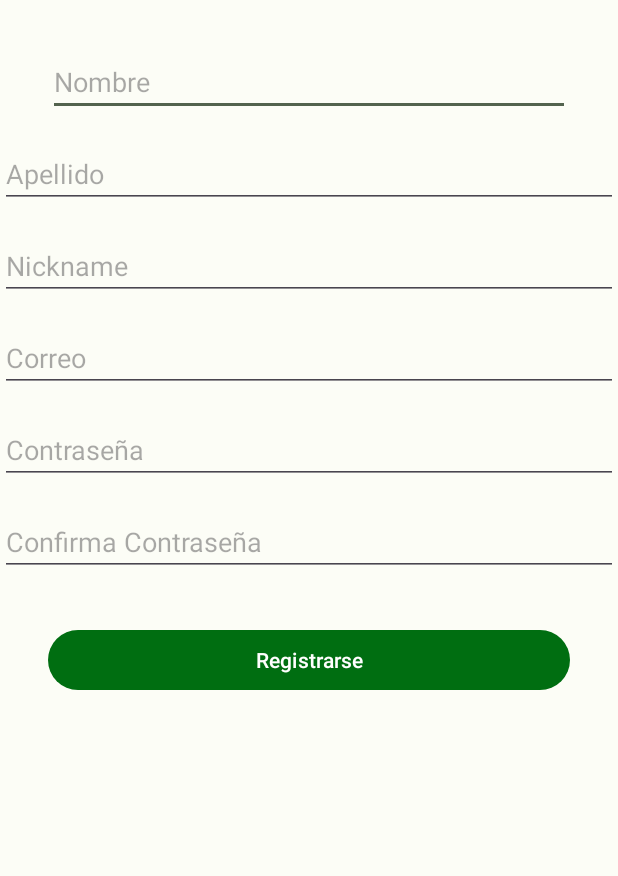
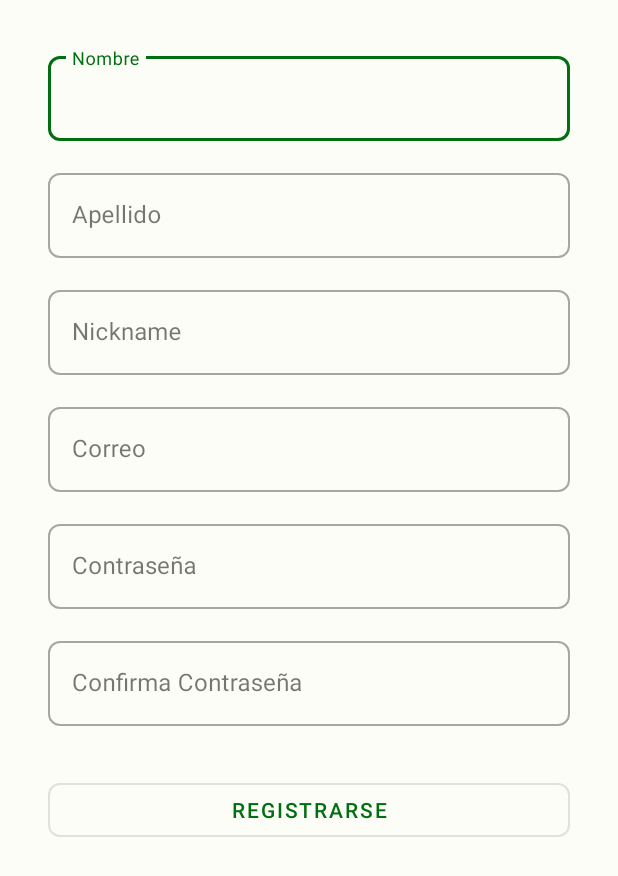
Before and after one commit to Dev-Riders/TrackTrainerAPP, an Android app: the RegistroActivity screen opened directly, with no data from a screen before it, on a phone screen of 412 x 824 dp. Shown: the top 876 px of the screen. Run offline under Robolectric (Android 15) with nearby library versions, the phone set to English and light mode, and no system bars; our stand-ins replace Volley.

Commit message:
Cambio diseño de imputs de registro y del perfil

```diff
--- a/app/src/main/java/dev/devriders/tracktrainer/views/activities/usuario/PerfilActivity.java
+++ b/app/src/main/java/dev/devriders/tracktrainer/views/activities/usuario/PerfilActivity.java
@@ -19,8 +19,11 @@ public class PerfilActivity extends AppCompatActivity {
         setContentView(R.layout.activity_perfil);
 
         ListView optionsListView = findViewById(R.id.optionsListView);
+
         String[] options = {"Información personal", "Datos de seguridad o algo similar"};
-        ArrayAdapter<String> adapter = new ArrayAdapter<>(this, android.R.layout.simple_list_item_1, options);
+        int[] optionIcons = {R.drawable.baseline_person_24_black, R.drawable.baseline_lock_person_black};
+
+        IconListAdapter adapter = new IconListAdapter(this, options, optionIcons);
         optionsListView.setAdapter(adapter);
 
         optionsListView.setOnItemClickListener(new AdapterView.OnItemClickListener() {
--- /dev/null
+++ b/app/src/main/res/drawable/baseline_lock_person_black.xml
@@ -0,0 +1,6 @@
+<vector android:height="24dp" android:tint="#000000"
+    android:viewportHeight="24" android:viewportWidth="24"
+    android:width="24dp" xmlns:android="http://schemas.android.com/apk/res/android">
+    <path android:fillColor="@android:color/white" android:pathData="M18,11c0.7,0 1.37,0.1 2,0.29V10c0,-1.1 -0.9,-2 -2,-2h-1V6c0,-2.76 -2.24,-5 -5,-5S7,3.24 7,6v2H6c-1.1,0 -2,0.9 -2,2v10c0,1.1 0.9,2 2,2h6.26C11.47,20.87 11,19.49 11,18C11,14.13 14.13,11 18,11zM8.9,6c0,-1.71 1.39,-3.1 3.1,-3.1s3.1,1.39 3.1,3.1v2H8.9V6z"/>
+    <path android:fillColor="@android:color/white" android:pathData="M18,13c-2.76,0 -5,2.24 -5,5s2.24,5 5,5s5,-2.24 5,-5S20.76,13 18,13zM18,15c0.83,0 1.5,0.67 1.5,1.5S18.83,18 18,18s-1.5,-0.67 -1.5,-1.5S17.17,15 18,15zM18,21c-1.03,0 -1.94,-0.52 -2.48,-1.32C16.25,19.26 17.09,19 18,19s1.75,0.26 2.48,0.68C19.94,20.48 19.03,21 18,21z"/>
+</vector>
--- /dev/null
+++ b/app/src/main/res/drawable/baseline_lock_person_white.xml
@@ -0,0 +1,6 @@
+<vector android:height="24dp" android:tint="#FFFFFF"
+    android:viewportHeight="24" android:viewportWidth="24"
+    android:width="24dp" xmlns:android="http://schemas.android.com/apk/res/android">
+    <path android:fillColor="@android:color/white" android:pathData="M18,11c0.7,0 1.37,0.1 2,0.29V10c0,-1.1 -0.9,-2 -2,-2h-1V6c0,-2.76 -2.24,-5 -5,-5S7,3.24 7,6v2H6c-1.1,0 -2,0.9 -2,2v10c0,1.1 0.9,2 2,2h6.26C11.47,20.87 11,19.49 11,18C11,14.13 14.13,11 18,11zM8.9,6c0,-1.71 1.39,-3.1 3.1,-3.1s3.1,1.39 3.1,3.1v2H8.9V6z"/>
+    <path android:fillColor="@android:color/white" android:pathData="M18,13c-2.76,0 -5,2.24 -5,5s2.24,5 5,5s5,-2.24 5,-5S20.76,13 18,13zM18,15c0.83,0 1.5,0.67 1.5,1.5S18.83,18 18,18s-1.5,-0.67 -1.5,-1.5S17.17,15 18,15zM18,21c-1.03,0 -1.94,-0.52 -2.48,-1.32C16.25,19.26 17.09,19 18,19s1.75,0.26 2.48,0.68C19.94,20.48 19.03,21 18,21z"/>
+</vector>
--- a/app/src/main/res/layout/activity_perfil.xml
+++ b/app/src/main/res/layout/activity_perfil.xml
@@ -37,6 +37,7 @@
         app:layout_constraintEnd_toEndOf="parent"
         app:layout_constraintStart_toStartOf="parent"
         app:layout_constraintTop_toBottomOf="@+id/nameTextView"
-        app:layout_constraintBottom_toBottomOf="parent"/>
+        app:layout_constraintBottom_toBottomOf="parent"
+        android:divider="@null"/>
 
 </androidx.constraintlayout.widget.ConstraintLayout>
--- a/app/src/main/res/layout/activity_registro.xml
+++ b/app/src/main/res/layout/activity_registro.xml
@@ -6,81 +6,163 @@
     android:layout_height="match_parent"
     tools:context=".views.activities.welcome.auth.RegistroActivity">
 
-    <EditText
-        android:id="@+id/et_Nombre"
+    <com.google.android.material.textfield.TextInputLayout
+        android:id="@+id/nombreTextInputLayout"
         android:layout_width="0dp"
         android:layout_height="wrap_content"
         android:layout_marginStart="32dp"
         android:layout_marginTop="32dp"
         android:layout_marginEnd="32dp"
-        android:hint="Nombre"
         app:layout_constraintEnd_toEndOf="parent"
         app:layout_constraintStart_toStartOf="parent"
-        app:layout_constraintTop_toTopOf="parent" />
+        app:layout_constraintTop_toTopOf="parent"
+        style="@style/Widget.MaterialComponents.TextInputLayout.OutlinedBox"
+        app:boxCornerRadiusTopStart="8dp"
+        app:boxCornerRadiusTopEnd="8dp"
+        app:boxCornerRadiusBottomStart="8dp"
+        app:boxCornerRadiusBottomEnd="8dp">
 
-    <EditText
-        android:id="@+id/et_Apellido"
+        <com.google.android.material.textfield.TextInputEditText
+            android:id="@+id/et_Nombre"
+            android:layout_width="match_parent"
+            android:layout_height="wrap_content"
+            android:hint="@string/nombre" />
+    </com.google.android.material.textfield.TextInputLayout>
+
+    <!-- Repite este patrón para cada uno de tus campos. Por cuestiones de espacio, solo mostraré el siguiente: -->
+
+    <com.google.android.material.textfield.TextInputLayout
+        android:id="@+id/apellidoTextInputLayout"
         android:layout_width="0dp"
         android:layout_height="wrap_content"
         android:layout_marginTop="16dp"
-        android:hint="Apellido"
+        android:layout_marginStart="32dp"
+        android:layout_marginEnd="32dp"
         app:layout_constraintEnd_toEndOf="parent"
         app:layout_constraintStart_toStartOf="parent"
-        app:layout_constraintTop_toBottomOf="@+id/et_Nombre" />
+        app:layout_constraintTop_toBottomOf="@+id/nombreTextInputLayout"
+        style="@style/Widget.MaterialComponents.TextInputLayout.OutlinedBox"
+        app:boxCornerRadiusTopStart="8dp"
+        app:boxCornerRadiusTopEnd="8dp"
+        app:boxCornerRadiusBottomStart="8dp"
+        app:boxCornerRadiusBottomEnd="8dp">
 
-    <EditText
-        android:id="@+id/et_Nickame"
+        <com.google.android.material.textfield.TextInputEditText
+            android:id="@+id/et_Apellido"
+            android:layout_width="match_parent"
+            android:layout_height="wrap_content"
+            android:hint="@string/apellido" />
+
+    </com.google.android.material.textfield.TextInputLayout>
+
+
+    <com.google.android.material.textfield.TextInputLayout
+        android:id="@+id/nicknameTextInputLayout"
         android:layout_width="0dp"
         android:layout_height="wrap_content"
         android:layout_marginTop="16dp"
-        android:hint="Nickname"
+        android:layout_marginStart="32dp"
+        android:layout_marginEnd="32dp"
         app:layout_constraintEnd_toEndOf="parent"
         app:layout_constraintStart_toStartOf="parent"
-        app:layout_constraintTop_toBottomOf="@+id/et_Apellido" />
+        app:layout_constraintTop_toBottomOf="@+id/apellidoTextInputLayout"
+        style="@style/Widget.MaterialComponents.TextInputLayout.OutlinedBox"
+        app:boxCornerRadiusTopStart="8dp"
+        app:boxCornerRadiusTopEnd="8dp"
+        app:boxCornerRadiusBottomStart="8dp"
+        app:boxCornerRadiusBottomEnd="8dp">
 
-    <EditText
-        android:id="@+id/et_Correo"
+        <com.google.android.material.textfield.TextInputEditText
+            android:id="@+id/et_Nickame"
+            android:layout_width="match_parent"
+            android:layout_height="wrap_content"
+            android:hint="@string/nickname" />
+    </com.google.android.material.textfield.TextInputLayout>
+
+    <com.google.android.material.textfield.TextInputLayout
+        android:id="@+id/correoTextInputLayout"
         android:layout_width="0dp"
         android:layout_height="wrap_content"
         android:layout_marginTop="16dp"
-        android:hint="Correo"
-        android:inputType="textEmailAddress"
+        android:layout_marginStart="32dp"
+        android:layout_marginEnd="32dp"
         app:layout_constraintEnd_toEndOf="parent"
         app:layout_constraintStart_toStartOf="parent"
-        app:layout_constraintTop_toBottomOf="@+id/et_Nickame" />
+        app:layout_constraintTop_toBottomOf="@+id/nicknameTextInputLayout"
+        style="@style/Widget.MaterialComponents.TextInputLayout.OutlinedBox"
+        app:boxCornerRadiusTopStart="8dp"
+        app:boxCornerRadiusTopEnd="8dp"
+        app:boxCornerRadiusBottomStart="8dp"
+        app:boxCornerRadiusBottomEnd="8dp">
 
-    <EditText
-        android:id="@+id/et_Contraseña"
+        <com.google.android.material.textfield.TextInputEditText
+            android:id="@+id/et_Correo"
+            android:layout_width="match_parent"
+            android:layout_height="wrap_content"
+            android:hint="@string/correo"
+            android:inputType="textEmailAddress" />
+    </com.google.android.material.textfield.TextInputLayout>
+
+    <com.google.android.material.textfield.TextInputLayout
+        android:id="@+id/contraseñaTextInputLayout"
         android:layout_width="0dp"
         android:layout_height="wrap_content"
         android:layout_marginTop="16dp"
-        android:hint="Contraseña"
-        android:inputType="textPassword"
+        android:layout_marginStart="32dp"
+        android:layout_marginEnd="32dp"
         app:layout_constraintEnd_toEndOf="parent"
         app:layout_constraintStart_toStartOf="parent"
-        app:layout_constraintTop_toBottomOf="@+id/et_Correo" />
+        app:layout_constraintTop_toBottomOf="@+id/correoTextInputLayout"
+        style="@style/Widget.MaterialComponents.TextInputLayout.OutlinedBox"
+        app:boxCornerRadiusTopStart="8dp"
+        app:boxCornerRadiusTopEnd="8dp"
+        app:boxCornerRadiusBottomStart="8dp"
+        app:boxCornerRadiusBottomEnd="8dp">
 
-    <EditText
-        android:id="@+id/et_Confirma_Contraseña"
+        <com.google.android.material.textfield.TextInputEditText
+            android:id="@+id/et_Contraseña"
+            android:layout_width="match_parent"
+            android:layout_height="wrap_content"
+            android:hint="@string/contrase_a"
+            android:inputType="textPassword" />
+    </com.google.android.material.textfield.TextInputLayout>
+
+    <com.google.android.material.textfield.TextInputLayout
+        android:id="@+id/confirmaContraseñaTextInputLayout"
         android:layout_width="0dp"
         android:layout_height="wrap_content"
         android:layout_marginTop="16dp"
-        android:hint="Confirma Contraseña"
-        android:inputType="textPassword"
+        android:layout_marginStart="32dp"
+        android:layout_marginEnd="32dp"
         app:layout_constraintEnd_toEndOf="parent"
         app:layout_constraintStart_toStartOf="parent"
-        app:layout_constraintTop_toBottomOf="@+id/et_Contraseña" />
+        app:layout_constraintTop_toBottomOf="@+id/contraseñaTextInputLayout"
+        style="@style/Widget.MaterialComponents.TextInputLayout.OutlinedBox"
+        app:boxCornerRadiusTopStart="8dp"
+        app:boxCornerRadiusTopEnd="8dp"
+        app:boxCornerRadiusBottomStart="8dp"
+        app:boxCornerRadiusBottomEnd="8dp">
 
-    <Button
+        <com.google.android.material.textfield.TextInputEditText
+            android:id="@+id/et_Confirma_Contraseña"
+            android:layout_width="match_parent"
+            android:layout_height="wrap_content"
+            android:hint="@string/confirma_contrase_a"
+            android:inputType="textPassword" />
+    </com.google.android.material.textfield.TextInputLayout>
+
+    <com.google.android.material.button.MaterialButton
         android:id="@+id/btn_Registro"
         android:layout_width="0dp"
         android:layout_height="wrap_content"
         android:layout_marginStart="32dp"
         android:layout_marginTop="32dp"
         android:layout_marginEnd="32dp"
-        android:text="Registrarse"
+        android:text="@string/registrarse"
         app:layout_constraintEnd_toEndOf="parent"
         app:layout_constraintStart_toStartOf="parent"
-        app:layout_constraintTop_toBottomOf="@id/et_Confirma_Contraseña" />
+        app:layout_constraintTop_toBottomOf="@id/confirmaContraseñaTextInputLayout"
+        app:cornerRadius="8dp"
+        style="@style/Widget.MaterialComponents.Button.OutlinedButton" />
 
 </androidx.constraintlayout.widget.ConstraintLayout>
--- a/app/src/main/res/layout/activity_welcome.xml
+++ b/app/src/main/res/layout/activity_welcome.xml
@@ -5,7 +5,7 @@
     android:layout_width="match_parent"
     android:layout_height="match_parent"
     tools:context=".views.activities.welcome.WelcomeActivity"
-    android:background="@drawable/background"
+    android:background="@drawable/backgroundwelcome"
     >
 
 
--- a/app/src/main/res/values/strings.xml
+++ b/app/src/main/res/values/strings.xml
@@ -15,4 +15,11 @@
     <string name="nueva_contrasena_hint">Nueva Contraseña</string>
     <string name="cambiar_contrasena_button_text">Cambiar Contraseña</string>
     <string name="cargando">Cargando...</string>
+    <string name="nombre">Nombre</string>
+    <string name="apellido">Apellido</string>
+    <string name="nickname">Nickname</string>
+    <string name="correo">Correo</string>
+    <string name="contrase_a">Contraseña</string>
+    <string name="confirma_contrase_a">Confirma Contraseña</string>
+    <string name="registrarse">Registrarse</string>
 </resources>
```
Also changed, not shown: app/src/main/java/dev/devriders/tracktrainer/views/activities/usuario/IconListAdapter.java (added, +37 -0 lines), app/src/main/res/layout/list_item_with_icon.xml (added, +22 -0 lines), 3 other files.
